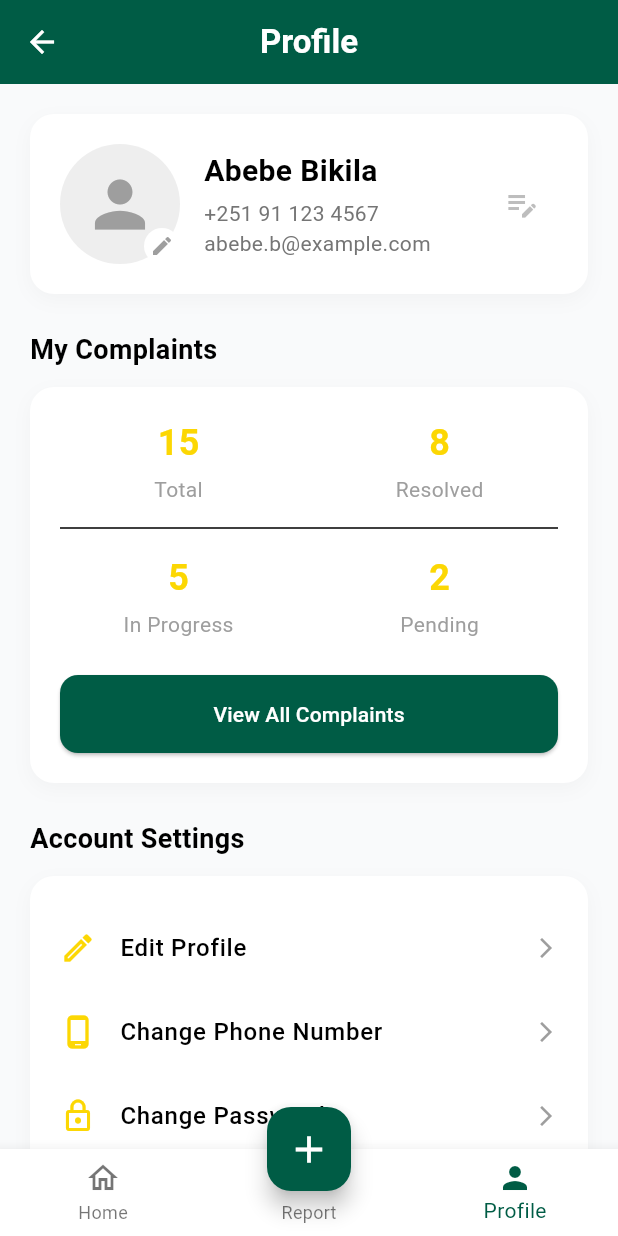
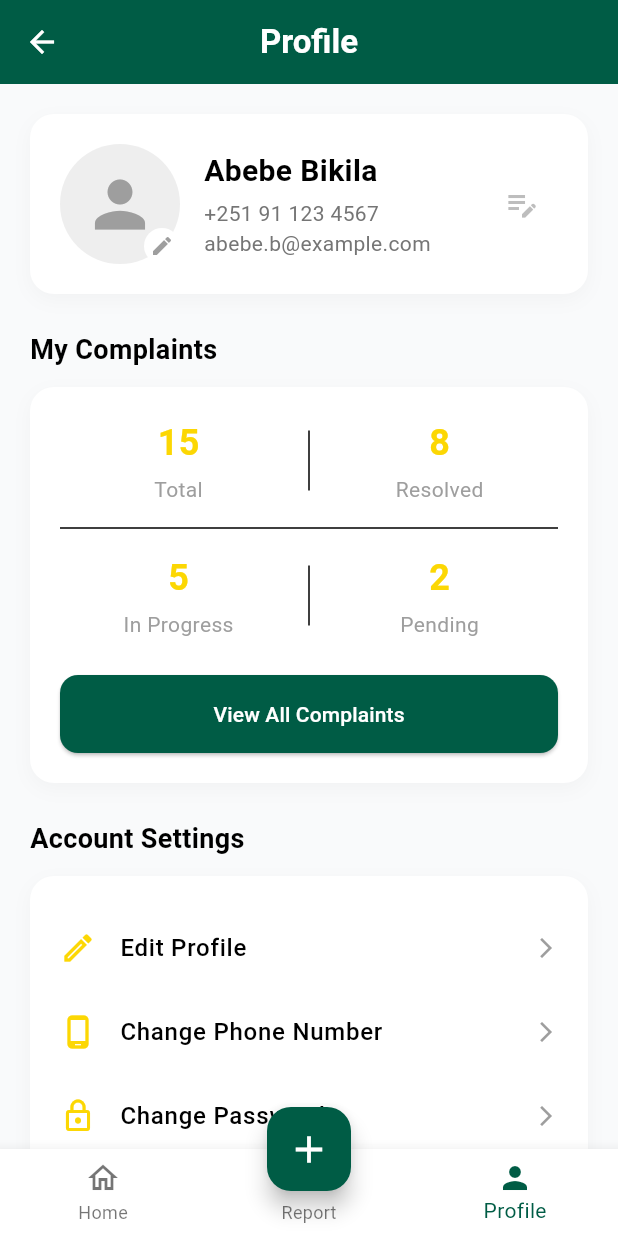
Before and after one commit to hanabif/final-project-mobile, a Flutter app: the ProfileScreen screen opened by its route, on a phone screen of 412 x 824 dp. Run offline on Flutter 3.47's test engine with Material 3 defaults, Android fonts, the phone set to English and light mode, and no system bars; our stand-ins replace dio, equatable, flutter_bloc, flutter_secure_storage, geolocator, get_it and 1 more; accounts and stored records are empty.

Commit message:
implement settings feature

```diff
--- a/lib/core/network/api_client.dart
+++ b/lib/core/network/api_client.dart
@@ -1,9 +1,10 @@
-import 'dart:io';
 import 'package:dio/dio.dart';
-import 'package:dio/io.dart';
 import '../utils/app_config.dart';
 import '../../features/auth/domain/repositories/session_repository.dart';
 import '../error/exceptions.dart';
+// Conditional import for HttpClientAdapter
+import 'api_client_adapter_stub.dart'
+    if (dart.library.io) 'api_client_adapter_io.dart';
 
 class ApiClient {
   final Dio dio;
@@ -46,13 +47,8 @@ class ApiClient {
       ),
     );
 
-    // Bypass SSL certificate validation for debugging common Android/OnRender issues
-    if (dio.httpClientAdapter is IOHttpClientAdapter) {
-      (dio.httpClientAdapter as IOHttpClientAdapter).onHttpClientCreate = (client) {
-        client.badCertificateCallback = (X509Certificate cert, String host, int port) => true;
-        return client;
-      };
-    }
+    // Platform-specific adapter configuration
+    configureAdapter(dio);
 
     // Optional: Add logging interceptor in debug mode
     dio.interceptors.add(LogInterceptor(
--- /dev/null
+++ b/lib/core/network/api_client_adapter_stub.dart
@@ -0,0 +1,5 @@
+import 'package:dio/dio.dart';
+
+void configureAdapter(Dio dio) {
+  // No-op for platforms that don't support IOHttpClientAdapter (like Web)
+}
--- /dev/null
+++ b/lib/core/widgets/platform_image_io.dart
@@ -0,0 +1,6 @@
+import 'dart:io';
+import 'package:flutter/material.dart';
+
+Widget buildPlatformImage(String path, {double? height, double? width, BoxFit? fit}) {
+  return Image.file(File(path), height: height, width: width, fit: fit);
+}
--- /dev/null
+++ b/lib/core/widgets/platform_image_stub.dart
@@ -0,0 +1,5 @@
+import 'package:flutter/material.dart';
+
+Widget buildPlatformImage(String path, {double? height, double? width, BoxFit? fit}) {
+  return const SizedBox.shrink(); // Stub
+}
--- /dev/null
+++ b/lib/core/widgets/platform_image_web.dart
@@ -0,0 +1,5 @@
+import 'package:flutter/material.dart';
+
+Widget buildPlatformImage(String path, {double? height, double? width, BoxFit? fit}) {
+  return Image.network(path, height: height, width: width, fit: fit);
+}
--- a/lib/features/settings/presentation/screens/profile_screen.dart
+++ b/lib/features/settings/presentation/screens/profile_screen.dart
@@ -110,17 +110,17 @@ class ProfileScreen extends StatelessWidget {
                         children: [
                           const Row(
                             children: [
-                              Expanded(child: _StatWidget(title: 'Total', value: '15')),
-                              VerticalDivider(height: 40),
-                              Expanded(child: _StatWidget(title: 'Resolved', value: '8')),
+                              const Expanded(child: _StatWidget(title: 'Total', value: '15')),
+                              const SizedBox(height: 40, child: VerticalDivider()),
+                              const Expanded(child: _StatWidget(title: 'Resolved', value: '8')),
                             ],
                           ),
                           const Divider(height: 32),
                           const Row(
                             children: [
-                              Expanded(child: _StatWidget(title: 'In Progress', value: '5')),
-                              VerticalDivider(height: 40),
-                              Expanded(child: _StatWidget(title: 'Pending', value: '2')),
+                              const Expanded(child: _StatWidget(title: 'In Progress', value: '5')),
+                              const SizedBox(height: 40, child: VerticalDivider()),
+                              const Expanded(child: _StatWidget(title: 'Pending', value: '2')),
                             ],
                           ),
                           const SizedBox(height: 24),
```
Also changed, not shown: lib/core/network/api_client_adapter_io.dart (added, +12 -0 lines), lib/core/widgets/platform_image.dart (added, +24 -0 lines), lib/features/auth/data/datasources/auth_remote_datasource.dart (+23 -10 lines), lib/features/complaint/presentation/screens/complaint_form_screen.dart (+8 -7 lines), lib/main.dart (+18 -2 lines).
